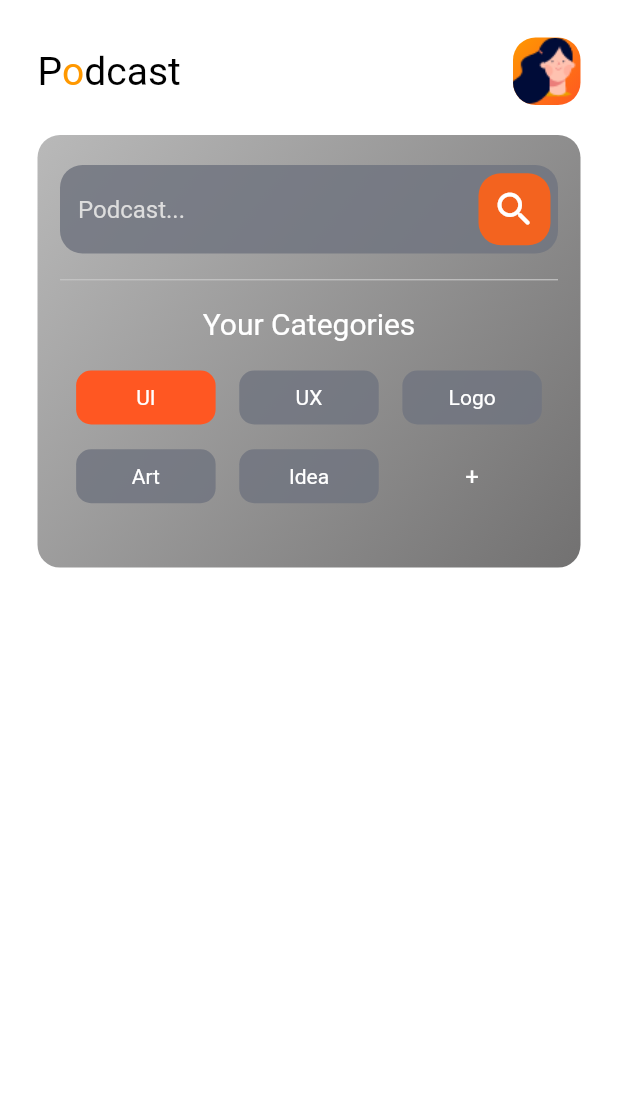
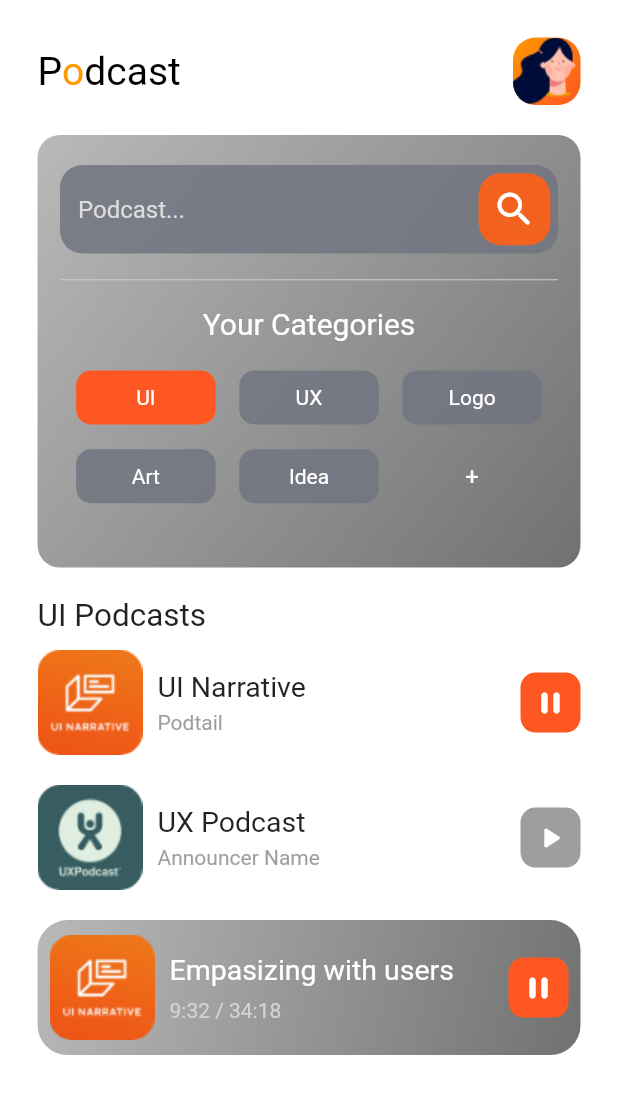
Before and after one commit to AlyaaRushdy/Flutter-Podcast-app, a Flutter app: the screen it shows after launch, on a phone screen of 412 x 824 dp. Shown: the top 1094 px of the screen. Run offline on Flutter 3.47's test engine with Material 2 defaults, Android fonts, the phone set to English and light mode, and no system bars.

Commit message:
home [age till continue listening

```diff
--- a/lib/Screens/home_page.dart
+++ b/lib/Screens/home_page.dart
@@ -1,6 +1,6 @@
 import 'package:flutter/material.dart';
-import 'package:podcast_app/widgets/categories.dart';
-import 'package:podcast_app/widgets/searchbar.dart';
+import 'package:podcast_app/widgets/podcasts_list_and_continue_listening.dart';
+import 'package:podcast_app/widgets/search_and_categories_card.dart';
 import 'package:podcast_app/widgets/title_row.dart';
 
 class HomePage extends StatelessWidget {
@@ -13,79 +13,31 @@ class HomePage extends StatelessWidget {
         color: Colors.white,
         padding: const EdgeInsets.all(25),
         child: Column(
-          children: [
-            const TitleRow(),
-            Container(
-              width: MediaQuery.of(context).size.width,
-              height: MediaQuery.of(context).size.height * .35,
-              margin: const EdgeInsets.symmetric(vertical: 20),
-              padding: const EdgeInsets.symmetric(vertical: 20, horizontal: 15),
-              decoration: BoxDecoration(
-                borderRadius: BorderRadius.circular(15),
-                gradient: const LinearGradient(
-                  colors: [
-                    Color.fromARGB(255, 185, 185, 185),
-                    Color.fromARGB(255, 114, 113, 113),
-                  ],
-                  begin: Alignment.topLeft,
-                  end: Alignment.bottomRight,
-                ),
-              ),
-              child: Column(
-                crossAxisAlignment: CrossAxisAlignment.start,
-                children: [
-                  const SearchBar(),
-                  const Divider(
-                    height: 35,
-                    thickness: .75,
-                    color: Color.fromARGB(255, 199, 199, 199),
-                  ),
-                  Container(
-                    width: double.infinity,
-                    margin: const EdgeInsets.only(bottom: 20),
-                    child: const Text(
-                      "Your Categories",
-                      textAlign: TextAlign.center,
-                      style: TextStyle(
-                        color: Colors.white,
-                        fontSize: 20,
-                      ),
-                    ),
-                  ),
-                  Row(
-                    mainAxisAlignment: MainAxisAlignment.spaceEvenly,
-                    children: [
-                      Category(category: "UI"),
-                      Category(category: "UX"),
-                      Category(category: "Logo"),
-                    ],
-                  ),
-                  const SizedBox(height: 15),
-                  Row(
-                    mainAxisAlignment: MainAxisAlignment.spaceEvenly,
-                    children: [
-                      Category(category: "Art"),
-                      Category(category: "Idea"),
-                      Container(
-                        margin: const EdgeInsets.symmetric(
-                          horizontal: 5,
-                        ),
-                        width: MediaQuery.of(context).size.width / 4 - 10,
-                        padding: const EdgeInsets.all(10),
-                        child: const Text(
-                          "+",
-                          textAlign: TextAlign.center,
-                          style: TextStyle(
-                            color: Colors.white,
-                            fontSize: 16,
-                          ),
-                        ),
-                      ),
-                    ],
-                  ),
-                ],
+          crossAxisAlignment: CrossAxisAlignment.start,
+          children: const [
+            TitleRow(),
+            SearchAndCategoriesCard(),
+            Text(
+              "UI Podcasts",
+              style: TextStyle(
+                fontSize: 21,
               ),
             ),
+            PodcastsList(
+              title: "UI Narrative",
+              subtitle: "Podtail",
+              bgcolor: Colors.deepOrange,
+              icon: Icons.pause_rounded,
+              image: "images/img1.png",
+            ),
+            PodcastsList(
+              title: "UX Podcast",
+              subtitle: "Announcer Name",
+              bgcolor: Colors.grey,
+              icon: Icons.play_arrow_rounded,
+              image: "images/img2.png",
+            ),
+            ContinueListining(),
           ],
         ),
       ),
```
